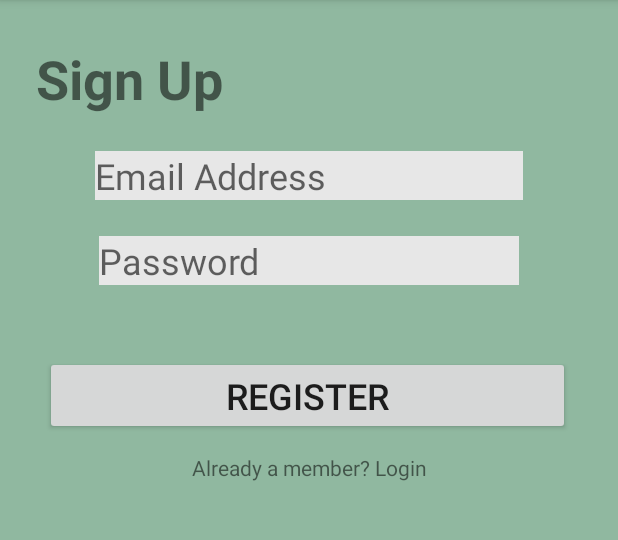
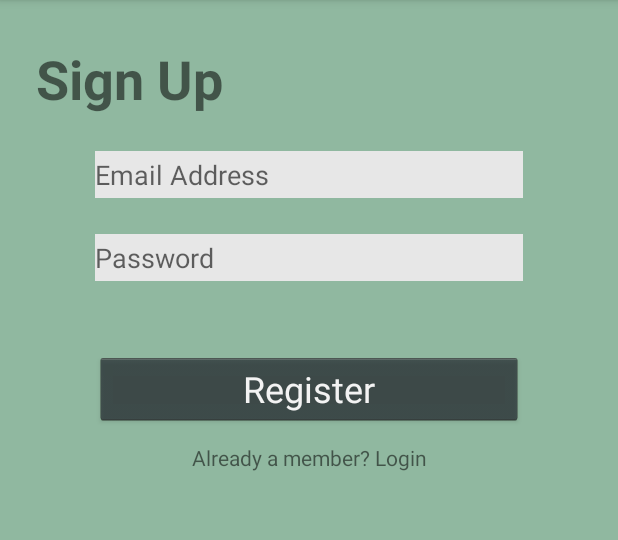
Before and after one commit to ernynursetyawati/4001-HEALTH-HAPPY, an Android app: the Register screen opened directly, with no data from a screen before it, on a phone screen of 412 x 824 dp, the part 84-624 px from its top. Run offline under Robolectric (Android 15) with nearby library versions, the phone set to English and light mode, and no system bars; our stand-ins replace Firebase (no records; nobody signed in at launch, a user with empty details on screens opened directly); Roboto replaces fonts that are not available here.

Commit message:
update design

```diff
--- a/app/src/main/res/layout/activity_register.xml
+++ b/app/src/main/res/layout/activity_register.xml
@@ -23,7 +23,7 @@
     <EditText
         android:id="@+id/rgs_email"
         android:layout_width="0dp"
-        android:layout_height="wrap_content"
+        android:layout_height="31dp"
         android:layout_marginStart="63dp"
         android:layout_marginLeft="63dp"
         android:layout_marginTop="24dp"
@@ -33,15 +33,15 @@
         android:ems="10"
         android:hint="Email Address"
         android:inputType="textEmailAddress"
-        android:textSize="24sp"
+        android:textSize="18sp"
         app:layout_constraintEnd_toEndOf="parent"
         app:layout_constraintStart_toStartOf="parent"
         app:layout_constraintTop_toBottomOf="@+id/rgs_title" />
 
     <EditText
         android:id="@+id/rgs_password"
-        android:layout_height="wrap_content"
-        android:layout_width="wrap_content"
+        android:layout_width="0dp"
+        android:layout_height="31dp"
         android:layout_marginStart="63dp"
         android:layout_marginLeft="63dp"
         android:layout_marginTop="24dp"
@@ -51,20 +51,24 @@
         android:ems="10"
         android:hint="Password"
         android:inputType="textPassword"
-        android:textSize="24sp"
+        android:textSize="18sp"
         app:layout_constraintEnd_toEndOf="parent"
         app:layout_constraintStart_toStartOf="parent"
         app:layout_constraintTop_toBottomOf="@+id/rgs_email" />
 
     <Button
         android:id="@+id/btn_register"
+        style="@android:style/Widget.Holo.Button"
         android:layout_width="0dp"
         android:layout_height="wrap_content"
-        android:layout_marginStart="30dp"
-        android:layout_marginLeft="200dp"
+        android:layout_marginStart="63dp"
+        android:layout_marginLeft="63dp"
         android:layout_marginTop="47dp"
-        android:layout_marginEnd="32dp"
-        android:layout_marginRight="32dp"
+        android:layout_marginEnd="63dp"
+        android:layout_marginRight="63dp"
+        android:editable="false"
+        android:freezesText="false"
+        android:singleLine="false"
         android:text="Register"
         android:textSize="24sp"
         app:layout_constraintEnd_toEndOf="parent"
```
